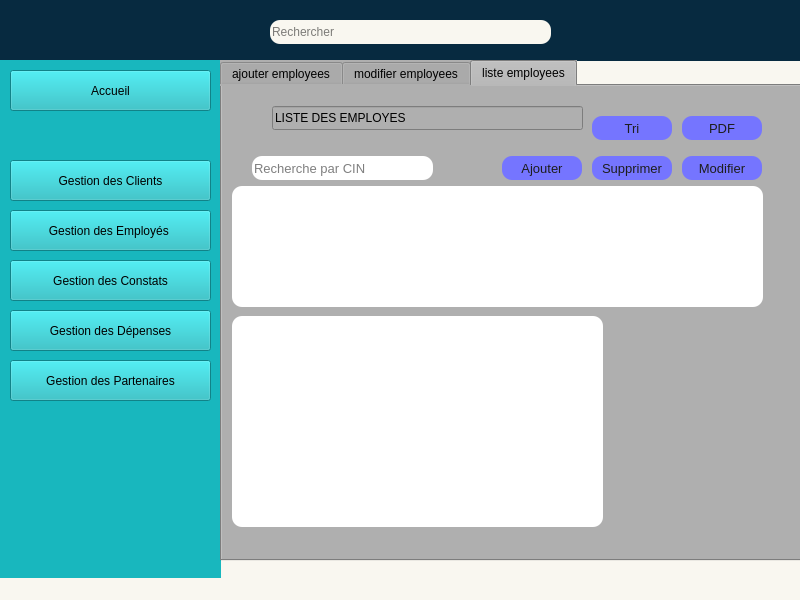
Above: mainwindow.ui from Projet-CPP-2A6/NexApp before the change. Below: the same form after it.
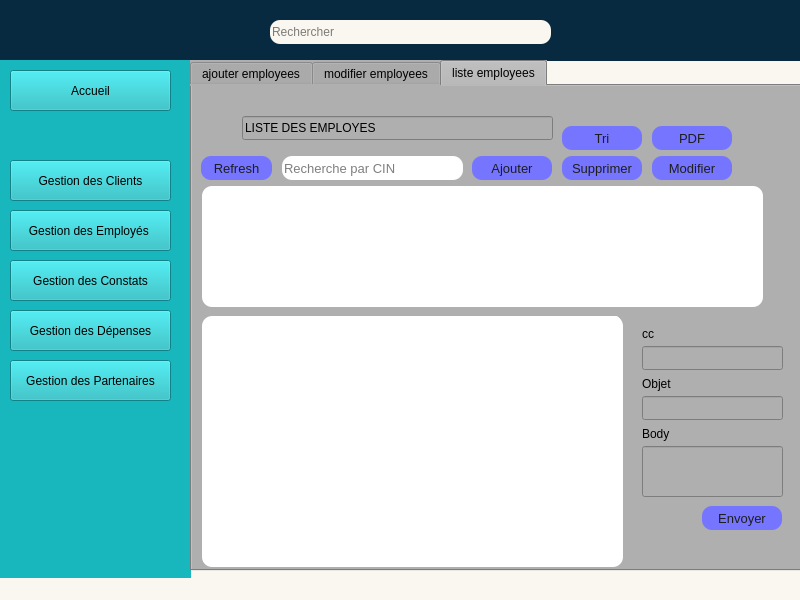
That is the form after the change. The open tabs and pages were chosen to show the change. Icons and pictures are not drawn.

What changed in the file:
```diff
--- a/mainwindow.ui
+++ b/mainwindow.ui
@@ -41,7 +41,7 @@
      <rect>
       <x>0</x>
       <y>60</y>
-      <width>221</width>
+      <width>191</width>
       <height>561</height>
      </rect>
     </property>
@@ -80,7 +80,7 @@
      <rect>
       <x>10</x>
       <y>70</y>
-      <width>201</width>
+      <width>161</width>
       <height>41</height>
      </rect>
     </property>
@@ -126,7 +126,7 @@
      <rect>
       <x>10</x>
       <y>160</y>
-      <width>201</width>
+      <width>161</width>
       <height>41</height>
      </rect>
     </property>
@@ -150,7 +150,7 @@
      <rect>
       <x>10</x>
       <y>210</y>
-      <width>201</width>
+      <width>161</width>
       <height>41</height>
      </rect>
     </property>
@@ -174,7 +174,7 @@
      <rect>
       <x>10</x>
       <y>260</y>
-      <width>201</width>
+      <width>161</width>
       <height>41</height>
      </rect>
     </property>
@@ -198,7 +198,7 @@
      <rect>
       <x>10</x>
       <y>310</y>
-      <width>201</width>
+      <width>161</width>
       <height>41</height>
      </rect>
     </property>
@@ -222,7 +222,7 @@
      <rect>
       <x>10</x>
       <y>360</y>
-      <width>201</width>
+      <width>161</width>
       <height>41</height>
      </rect>
     </property>
@@ -266,10 +266,10 @@
    <widget class="QTabWidget" name="tabWidget">
     <property name="geometry">
      <rect>
-      <x>220</x>
+      <x>190</x>
       <y>60</y>
-      <width>621</width>
-      <height>501</height>
+      <width>651</width>
+      <height>511</height>
      </rect>
     </property>
     <property name="styleSheet">
@@ -1272,9 +1272,9 @@
       <property name="geometry">
        <rect>
         <x>0</x>
-        <y>0</y>
+        <y>10</y>
         <width>621</width>
-        <height>451</height>
+        <height>481</height>
        </rect>
       </property>
       <property name="styleSheet">
@@ -1304,8 +1304,8 @@
        <property name="geometry">
         <rect>
          <x>10</x>
-         <y>100</y>
-         <width>531</width>
+         <y>90</y>
+         <width>561</width>
          <height>121</height>
         </rect>
        </property>
@@ -1325,7 +1325,7 @@
        <property name="geometry">
         <rect>
          <x>280</x>
-         <y>70</y>
+         <y>60</y>
          <width>80</width>
          <height>24</height>
         </rect>
@@ -1348,7 +1348,7 @@
        <property name="geometry">
         <rect>
          <x>460</x>
-         <y>70</y>
+         <y>60</y>
          <width>80</width>
          <height>24</height>
         </rect>
@@ -1371,7 +1371,7 @@
        <property name="geometry">
         <rect>
          <x>370</x>
-         <y>70</y>
+         <y>60</y>
          <width>80</width>
          <height>24</height>
         </rect>
@@ -1393,8 +1393,8 @@
       <widget class="QLineEdit" name="search">
        <property name="geometry">
         <rect>
-         <x>30</x>
-         <y>70</y>
+         <x>90</x>
+         <y>60</y>
          <width>181</width>
          <height>24</height>
         </rect>
@@ -1463,9 +1463,9 @@
        <property name="geometry">
         <rect>
          <x>10</x>
-         <y>230</y>
-         <width>371</width>
-         <height>211</height>
+         <y>220</y>
+         <width>421</width>
+         <height>251</height>
         </rect>
        </property>
        <property name="styleSheet">
@@ -1483,9 +1483,9 @@
         <property name="geometry">
          <rect>
           <x>9</x>
-          <y>9</y>
-          <width>351</width>
-          <height>191</height>
+          <y>-1</y>
+          <width>411</width>
+          <height>231</height>
          </rect>
         </property>
         <layout class="QHBoxLayout" name="horizontalLayout">
@@ -1499,6 +1499,120 @@
         </layout>
        </widget>
       </widget>
+      <widget class="QPushButton" name="refresh">
+       <property name="geometry">
+        <rect>
+         <x>9</x>
+         <y>60</y>
+         <width>71</width>
+         <height>24</height>
+        </rect>
+       </property>
+       <property name="styleSheet">
+        <string notr="true">	
+color: rgb(29, 29, 29);
+background-color: rgb(117, 117, 255);
+border-color: rgb(117, 117, 255);
+	border-radius:10px ; 
+	font-size:13px ; 
+font: 600 10pt &quot;Yu Gothic UI Semibold&quot;;
+</string>
+       </property>
+       <property name="text">
+        <string>Refresh</string>
+       </property>
+      </widget>
+      <widget class="QLineEdit" name="objetEmail">
+       <property name="geometry">
+        <rect>
+         <x>450</x>
+         <y>300</y>
+         <width>141</width>
+         <height>24</height>
+        </rect>
+       </property>
+      </widget>
+      <widget class="QLineEdit" name="destinataireEmail">
+       <property name="geometry">
+        <rect>
+         <x>450</x>
+         <y>250</y>
+         <width>141</width>
+         <height>24</height>
+        </rect>
+       </property>
+      </widget>
+      <widget class="QLineEdit" name="bodyEmail">
+       <property name="geometry">
+        <rect>
+         <x>450</x>
+         <y>350</y>
+         <width>141</width>
+         <height>51</height>
+        </rect>
+       </property>
+      </widget>
+      <widget class="QLabel" name="label_29">
+       <property name="geometry">
+        <rect>
+         <x>450</x>
+         <y>230</y>
+         <width>49</width>
+         <height>16</height>
+        </rect>
+       </property>
+       <property name="text">
+        <string>cc</string>
+       </property>
+      </widget>
+      <widget class="QLabel" name="label_30">
+       <property name="geometry">
+        <rect>
+         <x>450</x>
+         <y>280</y>
+         <width>49</width>
+         <height>16</height>
+        </rect>
+       </property>
+       <property name="text">
+        <string>Objet</string>
+       </property>
+      </widget>
+      <widget class="QLabel" name="label_31">
+       <property name="geometry">
+        <rect>
+         <x>450</x>
+         <y>330</y>
+         <width>49</width>
+         <height>16</height>
+        </rect>
+       </property>
+       <property name="text">
+        <string>Body</string>
+       </property>
+      </widget>
+      <widget class="QPushButton" name="envoyer_email">
+       <property name="geometry">
+        <rect>
+         <x>510</x>
+         <y>410</y>
+         <width>80</width>
+         <height>24</height>
+        </rect>
+       </property>
+       <property name="styleSheet">
+        <string notr="true">
+color: rgb(29, 29, 29);
+background-color: rgb(117, 117, 255);
+border-color: rgb(117, 117, 255);
+	border-radius:10px ; 
+	font-size:13px ; 
+font: 600 10pt &quot;Yu Gothic UI Semibold&quot;;</string>
+       </property>
+       <property name="text">
+        <string>Envoyer</string>
+       </property>
+      </widget>
      </widget>
     </widget>
    </widget>
```
Left out of the diff: 4 changed lines with no effect on the pictures.
